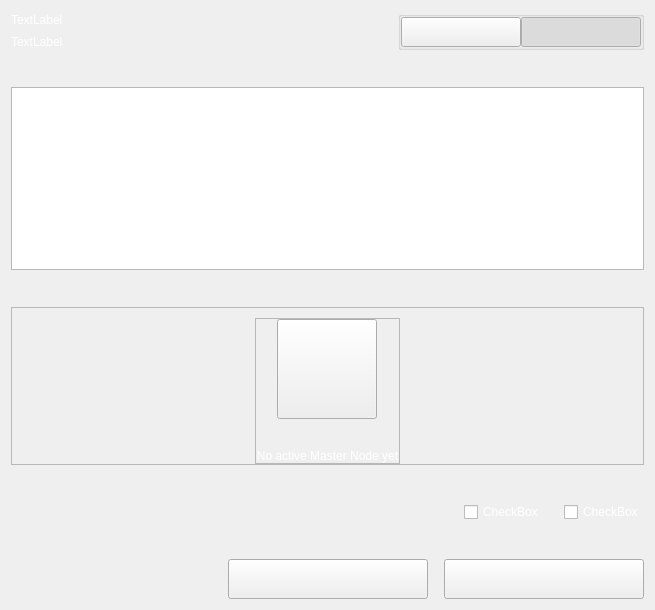
This is src/qt/settings/forms/settingsmultisendwidget.ui in eons-finance/ALQO as Qt 5 draws it before an edit. The edited form follows.
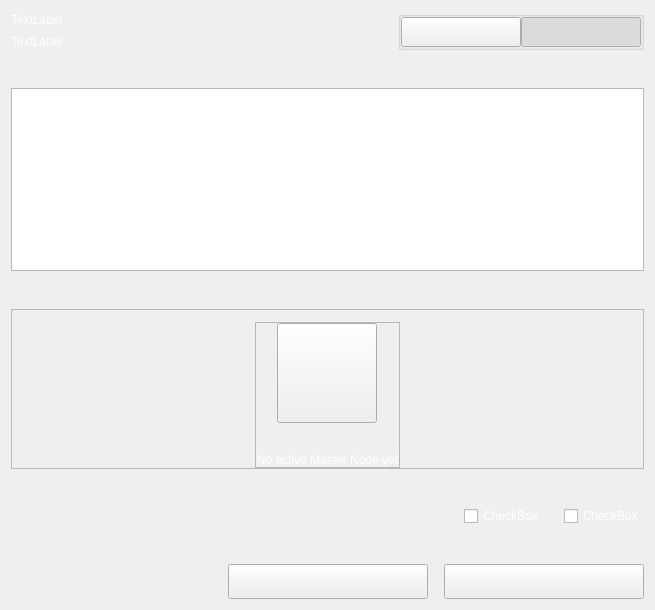
This is the edited form.

```diff
--- a/src/qt/settings/forms/settingsmultisendwidget.ui
+++ b/src/qt/settings/forms/settingsmultisendwidget.ui
@@ -408,7 +408,7 @@
          <property name="minimumSize">
           <size>
            <width>200</width>
-           <height>40</height>
+           <height>35</height>
           </size>
          </property>
          <property name="text">
@@ -437,13 +437,13 @@
          <property name="minimumSize">
           <size>
            <width>200</width>
-           <height>40</height>
+           <height>35</height>
           </size>
          </property>
          <property name="maximumSize">
           <size>
            <width>200</width>
-           <height>40</height>
+           <height>35</height>
           </size>
          </property>
          <property name="text">
```
